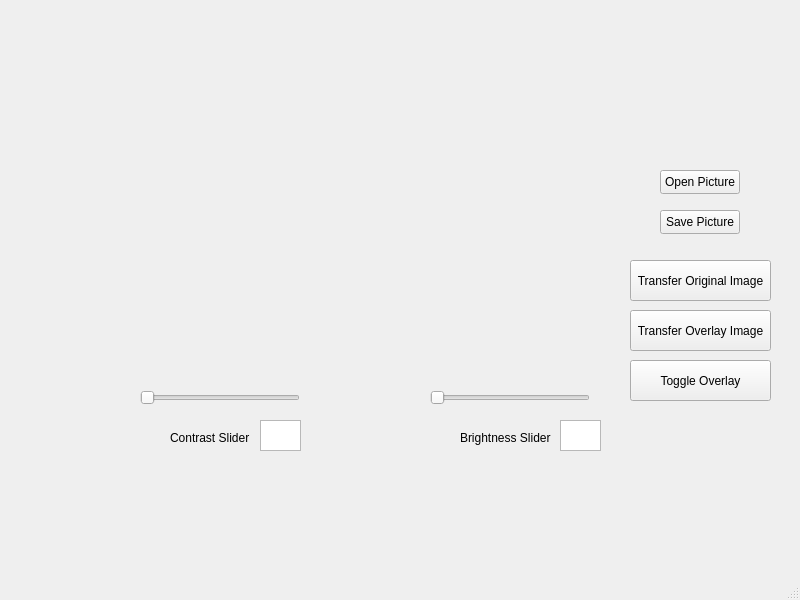
nrufh001/ECE484W_Assignments, file Lab4/mainwindow.ui: the form before one commit.
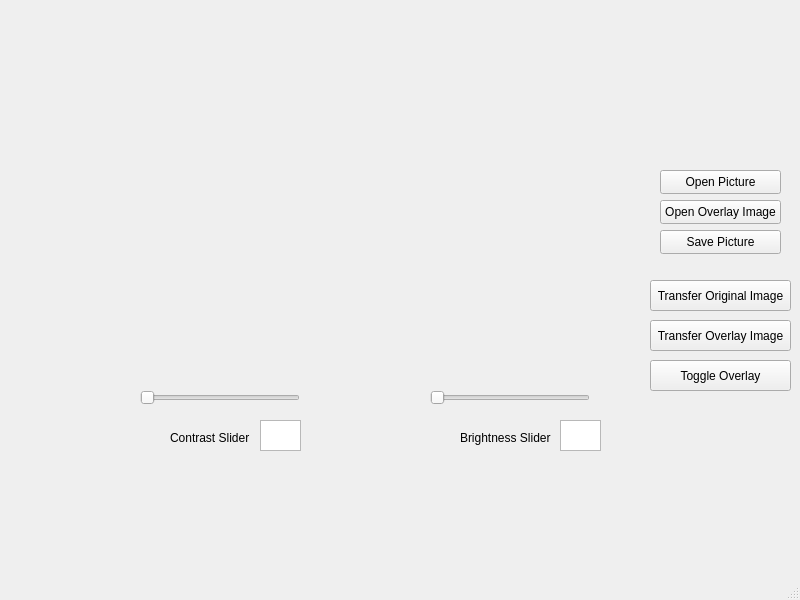
The form after the commit.

Commit message: fixed overlay and added it as well

The edit to the form file:
```diff
--- a/Lab4/mainwindow.ui
+++ b/Lab4/mainwindow.ui
@@ -85,7 +85,7 @@
      <rect>
       <x>660</x>
       <y>170</y>
-      <width>80</width>
+      <width>121</width>
       <height>24</height>
      </rect>
     </property>
@@ -182,8 +182,8 @@
     <property name="geometry">
      <rect>
       <x>660</x>
-      <y>210</y>
-      <width>80</width>
+      <y>230</y>
+      <width>121</width>
       <height>24</height>
      </rect>
     </property>
@@ -194,10 +194,10 @@
    <widget class="QPushButton" name="transferImageButton">
     <property name="geometry">
      <rect>
-      <x>630</x>
-      <y>260</y>
+      <x>650</x>
+      <y>280</y>
       <width>141</width>
-      <height>41</height>
+      <height>31</height>
      </rect>
     </property>
     <property name="text">
@@ -207,10 +207,10 @@
    <widget class="QPushButton" name="transferImageButton2">
     <property name="geometry">
      <rect>
-      <x>630</x>
-      <y>310</y>
+      <x>650</x>
+      <y>320</y>
       <width>141</width>
-      <height>41</height>
+      <height>31</height>
      </rect>
     </property>
     <property name="text">
@@ -220,16 +220,42 @@
    <widget class="QPushButton" name="toggleOverlayButton">
     <property name="geometry">
      <rect>
-      <x>630</x>
+      <x>650</x>
       <y>360</y>
       <width>141</width>
-      <height>41</height>
+      <height>31</height>
      </rect>
     </property>
     <property name="text">
      <string>Toggle Overlay</string>
     </property>
    </widget>
+   <widget class="QLabel" name="label_overlay">
+    <property name="geometry">
+     <rect>
+      <x>140</x>
+      <y>20</y>
+      <width>271</width>
+      <height>161</height>
+     </rect>
+    </property>
+    <property name="text">
+     <string/>
+    </property>
+   </widget>
+   <widget class="QPushButton" name="pushButton_open_overlay">
+    <property name="geometry">
+     <rect>
+      <x>660</x>
+      <y>200</y>
+      <width>121</width>
+      <height>24</height>
+     </rect>
+    </property>
+    <property name="text">
+     <string>Open Overlay Image</string>
+    </property>
+   </widget>
   </widget>
   <widget class="QMenuBar" name="menubar">
    <property name="geometry">
```
The commit also changes 2 other files.
